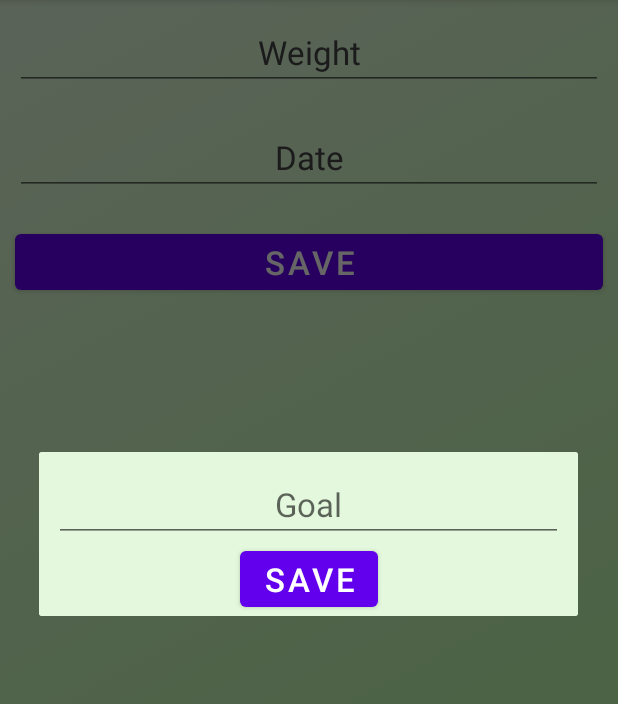
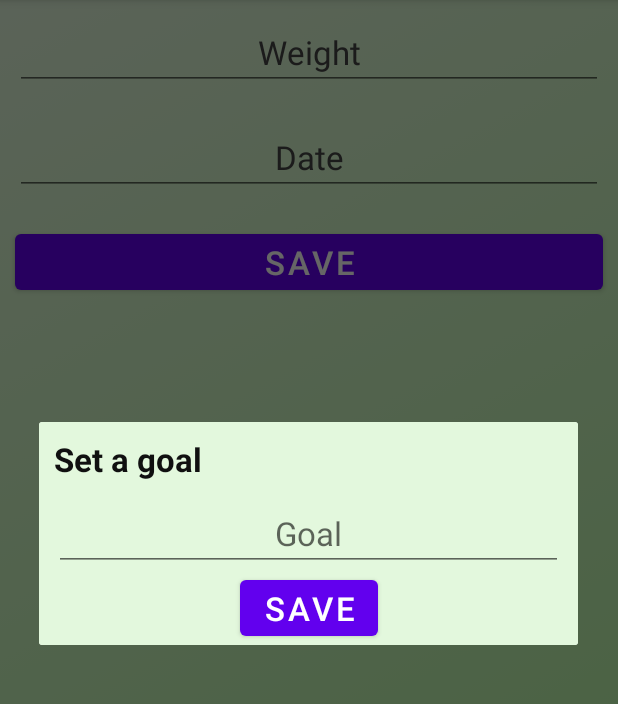
Before and after one commit to ChaosMP/myWeightController, an Android app: the screen it shows after launch (MainActivity), after a tap on "Set a goal", on a phone screen of 412 x 824 dp, the part 84-788 px from its top. Run offline under Robolectric (Android 15) with nearby library versions, the phone set to English and light mode, and no system bars; our stand-ins replace Room's generated code.

Commit message:
Minor design improvements

```diff
--- a/app/src/main/res/layout/goal_layout.xml
+++ b/app/src/main/res/layout/goal_layout.xml
@@ -6,11 +6,28 @@
     android:layout_height="match_parent"
     android:background="@color/very_light_green">
 
+    <TextView
+        android:id="@+id/goalLayoutHeaderTextView"
+        android:layout_width="match_parent"
+        android:layout_height="wrap_content"
+        app:layout_constraintTop_toTopOf="parent"
+        app:layout_constraintStart_toStartOf="parent"
+        app:layout_constraintEnd_toEndOf="parent"
+        android:text="@string/set_a_goal"
+        android:textSize="22sp"
+        android:textStyle="bold"
+        android:gravity="start"
+        android:layout_marginLeft="10dp"
+        android:layout_marginStart="10dp"
+        android:layout_marginTop="10dp"
+        android:layout_marginRight="10dp"
+        android:layout_marginEnd="10dp"/>
+
     <EditText
         android:id="@+id/goalValueEditText"
         android:layout_width="match_parent"
         android:layout_height="wrap_content"
-        app:layout_constraintTop_toTopOf="parent"
+        app:layout_constraintTop_toBottomOf="@+id/goalLayoutHeaderTextView"
         app:layout_constraintStart_toStartOf="parent"
         app:layout_constraintEnd_toEndOf="parent"
         android:textSize="22sp"
--- a/app/src/main/res/values/colors.xml
+++ b/app/src/main/res/values/colors.xml
@@ -14,4 +14,6 @@
     <color name="very_light_green">#E3F8DD</color>
     <color name="dark_gray">#101010</color>
     <color name="light_gray">#454545</color>
+    <color name="dark_green">#196A02</color>
+    <color name="dark_red">#8F0202</color>
 </resources>
```
Also changed, not shown: app/src/main/java/com/cmp/myweightcontroller/MainActivity.java (+15 -2 lines), app/src/main/java/com/cmp/myweightcontroller/StatisticsActivity.java (+18 -0 lines).
